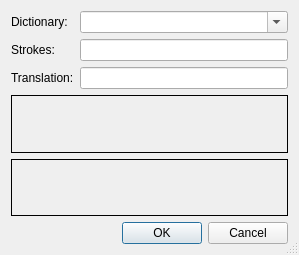
Before: the Qt Designer form plover/gui_qt/add_translation.ui in openstenoproject/plover, drawn with Qt 5.
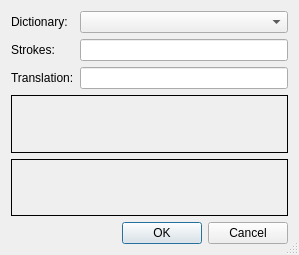
After: the same form once the commit is applied.

Commit message: gui_qt/add_translation: better handle configuration changes

```diff
--- a/plover/gui_qt/add_translation.ui
+++ b/plover/gui_qt/add_translation.ui
@@ -81,7 +81,7 @@
      <item row="0" column="1">
       <widget class="QComboBox" name="dictionary">
        <property name="editable">
-        <bool>true</bool>
+        <bool>false</bool>
        </property>
       </widget>
      </item>
```
The commit also changes 1 other file.
